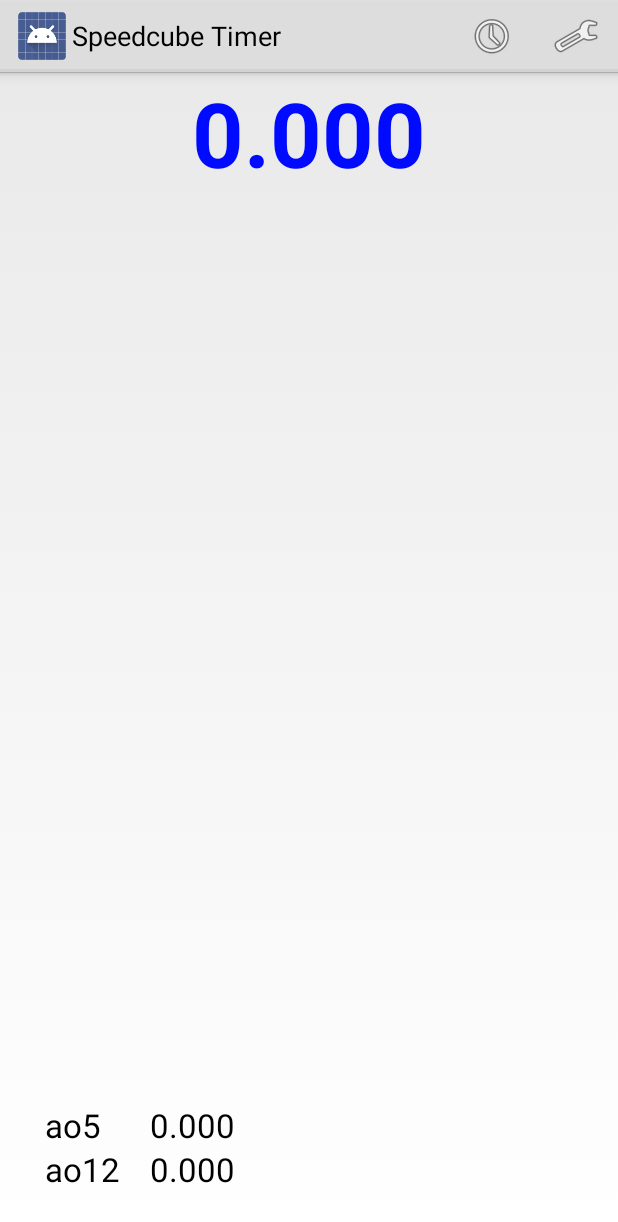
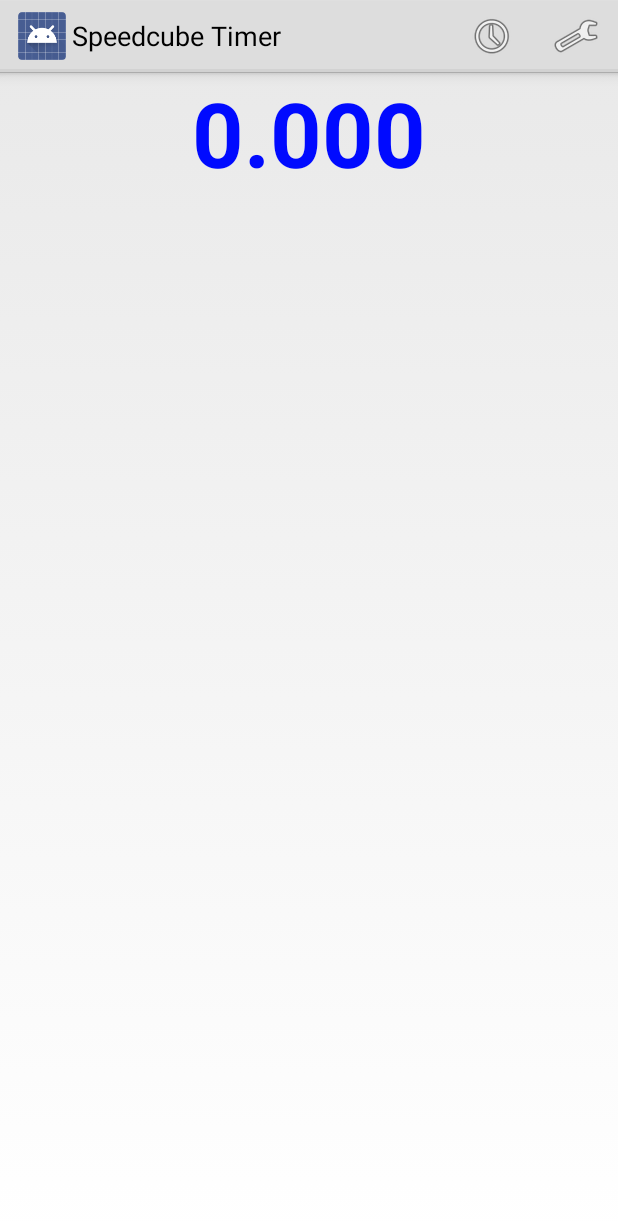
Before and after one commit to j89789/SpeedcubeTimer, an Android app: the screen it shows after launch (MainActivity), on a phone screen of 412 x 824 dp. Shown: the top 1222 px of the screen. Run offline under Robolectric (Android 15) with nearby library versions, the phone set to English and light mode, and no system bars.

Commit message:
Hide average time if no available

```diff
--- a/app/src/main/java/com/example/jonas/speedcubetimer/MainActivity.java
+++ b/app/src/main/java/com/example/jonas/speedcubetimer/MainActivity.java
@@ -29,8 +29,23 @@ public class MainActivity extends Activity {
     private TimeSession.OnAverageChangedListener onAverageChangedListener = new TimeSession.OnAverageChangedListener() {
         @Override
         public void onAverageChanged() {
-            timerViewAverage5.setText(Time.toStringMs(session.getAverage5()));
-            timerViewAverage12.setText(Time.toStringMs(session.getAverage12()));
+
+            long average5 = session.getAverage5();
+            long average12 = session.getAverage12();
+
+            if (average5 != 0) {
+                timerViewAverage5.setText(Time.toStringMs(average5));
+                findViewById(R.id.rowAo5).setVisibility(View.VISIBLE);
+            } else {
+                findViewById(R.id.rowAo5).setVisibility(View.GONE);
+            }
+
+            if (average12 != 0) {
+                timerViewAverage12.setText(Time.toStringMs(average12));
+                findViewById(R.id.rowAo12).setVisibility(View.VISIBLE);
+            } else {
+                findViewById(R.id.rowAo12).setVisibility(View.GONE);
+            }
         }
     };
 
@@ -71,8 +86,10 @@ public class MainActivity extends Activity {
 
         setContentView(R.layout.activity_main);
 
-        timerViewAverage12 = (TextView) findViewById(R.id.textViewAverage12);
-        timerViewAverage5 = (TextView) findViewById(R.id.textViewAverage5);
+        timerViewAverage12 = (TextView) findViewById(R.id.textViewAo12);
+        timerViewAverage5 = (TextView) findViewById(R.id.textViewAo5);
+        findViewById(R.id.rowAo5).setVisibility(View.GONE);
+        findViewById(R.id.rowAo12).setVisibility(View.GONE);
 
         timerView = (TextView) findViewById(R.id.timerView);
         timerView.setOnClickListener(new TimeViewOnClickListener());
@@ -129,13 +146,11 @@ public class MainActivity extends Activity {
     }
 
     private void updateTypeView() {
-        if(speedcubeTimer.getTime().getType() == Time.Type.DNF) {
+        if (speedcubeTimer.getTime().getType() == Time.Type.DNF) {
             ((TextView) findViewById(R.id.textViewType)).setText(getString(R.string.DNF));
-        }else if(speedcubeTimer.getTime().getType() == Time.Type.plus2) {
+        } else if (speedcubeTimer.getTime().getType() == Time.Type.plus2) {
             ((TextView) findViewById(R.id.textViewType)).setText(getString(R.string.plus2));
-        }
-        else
-        {
+        } else {
             ((TextView) findViewById(R.id.textViewType)).setText("");
         }
     }
@@ -143,6 +158,12 @@ public class MainActivity extends Activity {
     private class MySpeedcubeListener implements SpeedcubeTimer.Listener {
         @Override
         public void onStatusChanged(SpeedcubeTimer.TimerState oldState, SpeedcubeTimer.TimerState newState) {
+
+            if (speedcubeTimer.getTimerState() != SpeedcubeTimer.TimerState.ready &&
+                    speedcubeTimer.getTimerState() != SpeedcubeTimer.TimerState.solved) {
+                findViewById(R.id.rowAo5).setVisibility(View.GONE);
+                findViewById(R.id.rowAo12).setVisibility(View.GONE);
+            }
 
             updateTypeView();
         }
@@ -188,7 +209,7 @@ public class MainActivity extends Activity {
         @Override
         public void onClick(View v) {
 
-            if(speedcubeTimer.getTimerState() == SpeedcubeTimer.TimerState.solved) {
+            if (speedcubeTimer.getTimerState() == SpeedcubeTimer.TimerState.solved) {
 
                 final Time time = speedcubeTimer.getTime();
 
@@ -196,7 +217,7 @@ public class MainActivity extends Activity {
                     @Override
                     public void onAction(int id) {
 
-                        if(id == R.id.delete){
+                        if (id == R.id.delete) {
                             speedcubeTimer.reset();
                         }
 
--- a/app/src/main/res/layout/activity_main.xml
+++ b/app/src/main/res/layout/activity_main.xml
@@ -39,43 +39,43 @@
         android:paddingLeft="30dp"
         android:paddingBottom="30dp">
 
-        <TableRow>
+        <TableRow android:id="@+id/rowAo5"
+            android:longClickable="true">
 
             <TextView
                 android:layout_width="wrap_content"
                 android:layout_height="wrap_content"
                 android:textAppearance="?android:attr/textAppearanceLarge"
                 android:text="ao5"
-                android:id="@+id/textView" />
+                android:paddingRight="20dp" />
 
             <TextView
                 android:layout_width="match_parent"
                 android:layout_height="wrap_content"
                 android:textAppearance="?android:attr/textAppearanceLarge"
-                android:text="26.963"
-                android:id="@+id/textViewAverage5"
+                android:text="0.000"
+                android:id="@+id/textViewAo5"
                 android:layout_alignParentBottom="true"
                 android:layout_alignParentLeft="true"
                 android:layout_alignParentStart="true"
                 android:gravity="right" />
         </TableRow>
 
-        <TableRow>
+        <TableRow android:id="@+id/rowAo12">
 
             <TextView
                 android:layout_width="wrap_content"
                 android:layout_height="wrap_content"
                 android:textAppearance="?android:attr/textAppearanceLarge"
                 android:text="ao12"
-                android:id="@+id/textView2"
                 android:paddingRight="20dp" />
 
             <TextView
                 android:layout_width="match_parent"
                 android:layout_height="wrap_content"
                 android:textAppearance="?android:attr/textAppearanceLarge"
-                android:text=" 26.963"
-                android:id="@+id/textViewAverage12"
+                android:text="0.000"
+                android:id="@+id/textViewAo12"
                 android:layout_alignParentBottom="true"
                 android:layout_alignParentLeft="true"
                 android:layout_alignParentStart="true"
```
Also changed, not shown: app/src/main/java/com/example/jonas/speedcubetimer/TimeSession.java (+7 -1 lines).
